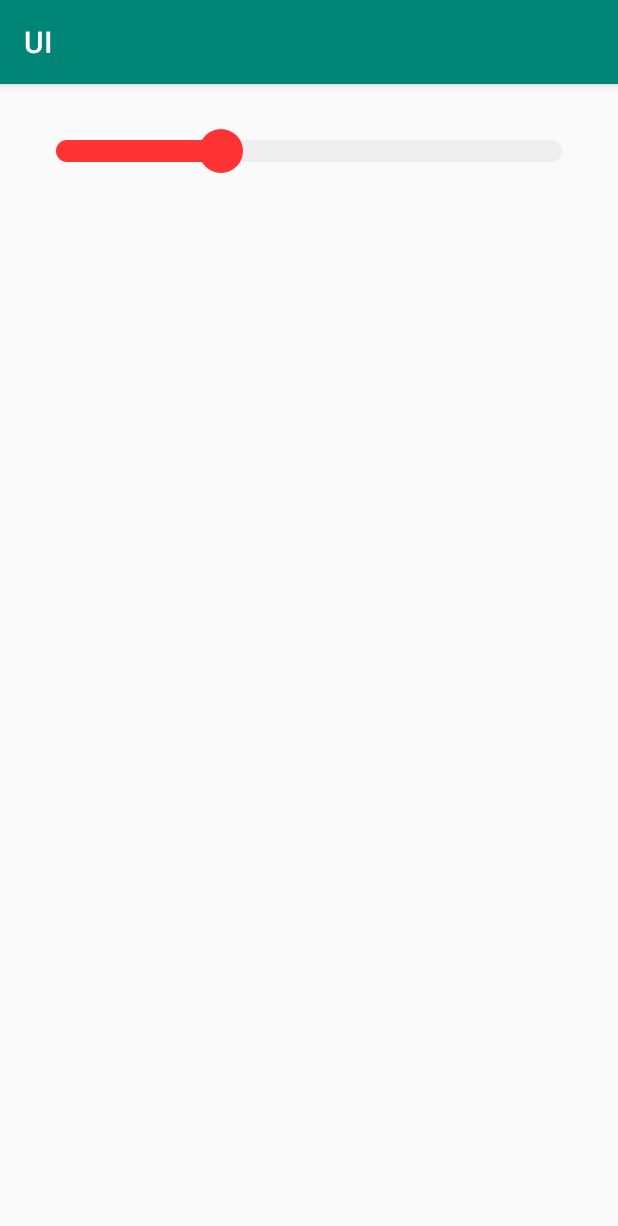
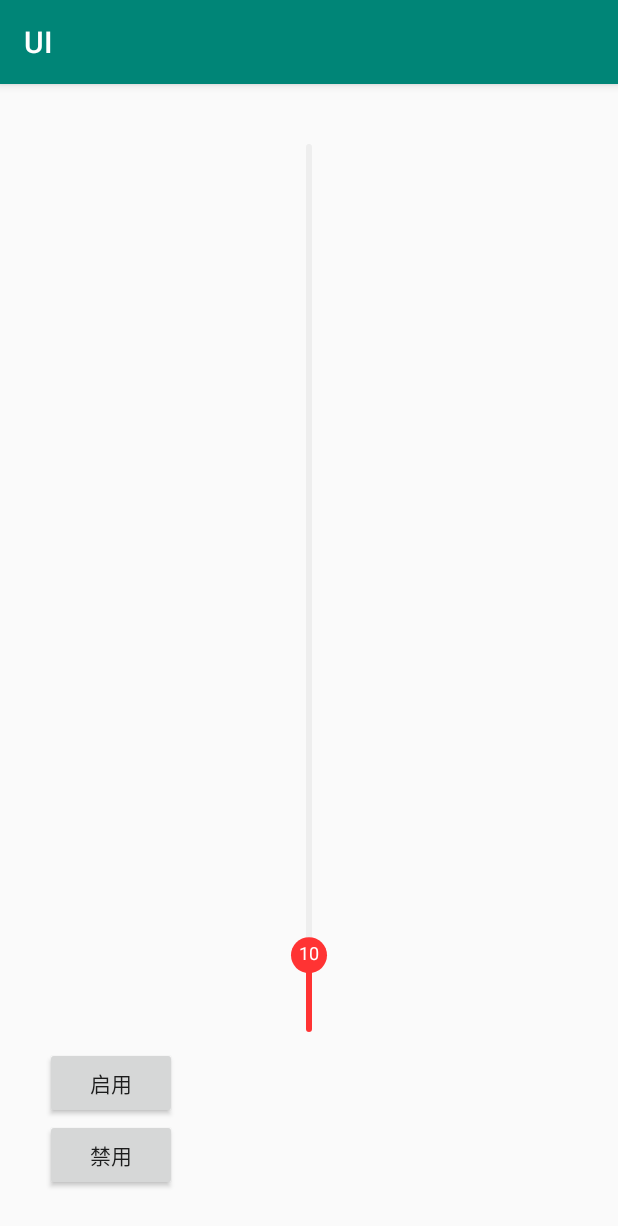
Before and after one commit to lsuXu/UI, an Android app: the screen it shows after launch (MainActivity), on a phone screen of 412 x 824 dp. Shown: the top 1226 px of the screen. Run offline under Robolectric (Android 15) with nearby library versions, the phone set to English and light mode, and no system bars.

Commit message:
进度条添加进度文字显示，修复设置disable无效问题

```diff
--- a/app/src/main/java/ui/xuxp/com/MainActivity.java
+++ b/app/src/main/java/ui/xuxp/com/MainActivity.java
@@ -2,12 +2,35 @@ package ui.xuxp.com;
 
 import android.support.v7.app.AppCompatActivity;
 import android.os.Bundle;
+import android.view.View;
+import android.widget.Button;
+
+import ui.xuxp.com.view.ProgressBarView;
 
 public class MainActivity extends AppCompatActivity {
+
+    private ProgressBarView progressBarView ;
+
+    private Button enable,disable ;
 
     @Override
     protected void onCreate(Bundle savedInstanceState) {
         super.onCreate(savedInstanceState);
         setContentView(R.layout.activity_main);
+        progressBarView = findViewById(R.id.bar);
+        enable = findViewById(R.id.enable);
+        disable = findViewById(R.id.disable);
+        enable.setOnClickListener(new View.OnClickListener() {
+            @Override
+            public void onClick(View v) {
+                progressBarView.setEnabled(true);
+            }
+        });
+        disable.setOnClickListener(new View.OnClickListener() {
+            @Override
+            public void onClick(View v) {
+                progressBarView.setEnabled(false);
+            }
+        });
     }
 }
--- a/app/src/main/java/ui/xuxp/com/view/ProgressBarView.java
+++ b/app/src/main/java/ui/xuxp/com/view/ProgressBarView.java
@@ -17,8 +17,8 @@ public class ProgressBarView extends ProgressBar {
     //方向,0标识水平，1标识垂直
     protected int orientation = 0 ;
 
-    //进度条的高度（线条的粗细）
-    protected int barSize = dp2px(2);
+    //进度条的粗细（线条的粗细）
+    protected int barSize = dp2px(4);
 
     //进度条部分未达到的颜色
     protected int unReachedColor = Color.parseColor("#eeeeee");
@@ -29,14 +29,29 @@ public class ProgressBarView extends ProgressBar {
     //圆的颜色
     protected int circleColor = Color.parseColor("#ff3333");
 
+    //禁用时的颜色
+    private int disableColor = Color.parseColor("#dddddd");
+
+    //字体颜色
+    protected int textColor = Color.WHITE ;
+
     //视图实际的长度（进度条方向），绘制进度条的开始边界/结束边界
     protected float realSize ,drawBorderStart,drawBorderEnd;
 
     //圆的半径
     protected int circleRadius = dp2px(3);
 
-    //画笔
+    //文字大小
+    protected int textSize = sp2px(12);
+
+    //进度条相关画笔
     private Paint mPaint ;
+
+    //文字画笔
+    private Paint textPaint ;
+
+    //是否显示进度
+    private boolean showHint ;
 
     public ProgressBarView(Context context) {
         this(context,null);
@@ -54,10 +69,22 @@ public class ProgressBarView extends ProgressBar {
         reachedColor = ta.getColor(R.styleable.ProgressBarView_bar_reach_color,reachedColor);
         circleColor = ta.getColor(R.styleable.ProgressBarView_bar_circle_color,circleColor);
         circleRadius = (int) ta.getDimension(R.styleable.ProgressBarView_bar_circle_radius,circleRadius);
-        orientation = ta.getInt(R.styleable.ProgressBarView_orientation,orientation);
+        orientation = ta.getInt(R.styleable.ProgressBarView_android_orientation,orientation);
+        showHint = ta.getBoolean(R.styleable.ProgressBarView_bar_show_hint,false);
+        textColor = ta.getColor(R.styleable.ProgressBarView_android_textColor,textColor);
+        textSize = (int) ta.getDimension(R.styleable.ProgressBarView_android_textSize,textSize);
+        disableColor = ta.getColor(R.styleable.ProgressBarView_bar_disable_color,disableColor);
         ta.recycle();
         mPaint = new Paint();
+        mPaint.setStrokeWidth(barSize);
         mPaint.setStrokeCap(Paint.Cap.ROUND);
+        mPaint.setAntiAlias(true);
+        if(showHint){
+            textPaint = new Paint();
+            textPaint.setColor(textColor);
+            textPaint.setTextSize(textSize);
+            circleRadius = Math.max(circleRadius,textSize);
+        }
     }
 
 
@@ -90,7 +117,6 @@ public class ProgressBarView extends ProgressBar {
             //移动画布
             canvas.translate(getPaddingLeft(), getHeight() / 2);
         }else{
-            canvas.rotate(180,getWidth()/2,getHeight()/2);
             canvas.translate(getWidth()/2,getPaddingTop());
         }
         //计算已加载进度在整个控件宽度的占比
@@ -99,47 +125,71 @@ public class ProgressBarView extends ProgressBar {
         float progressSize = radio * realSize;
 
         //绘制未加载进度
-        float start = progressSize < drawBorderStart ? drawBorderStart:progressSize;
-        float end = drawBorderEnd ;
-        if ( end > start) {
-            mPaint.setColor(unReachedColor);
-            mPaint.setStrokeWidth(barSize);
-            mPaint.setStrokeCap(Paint.Cap.ROUND);
-            mPaint.setAntiAlias(true);
-            if(orientation == 0)
+        mPaint.setColor(isEnabled() ? unReachedColor:disableColor);
+        float start,end ;
+        if(orientation == 0){//水平绘制
+            //绘制未加载进度
+            start = progressSize < drawBorderStart ? drawBorderStart:progressSize;
+            end = drawBorderEnd ;
+            if ( end > start) {
                 canvas.drawLine(start, 0, end, 0, mPaint);
-            else
+            }
+        }else{//垂直绘制
+            start = drawBorderStart ;
+            end = realSize - progressSize > drawBorderEnd ? drawBorderEnd:realSize - progressSize;
+            if(start < end)
                 canvas.drawLine(0,start,0,end,mPaint);
         }
 
-        //计算左边进度结束的位置 如果结束的位置小于0就不需要绘制左边的进度
-        start = drawBorderStart ;
-        end = progressSize > drawBorderEnd ? drawBorderEnd : progressSize;
         //绘制已加载进度
-        if (end > start) {
-            mPaint.setColor(reachedColor);
-            mPaint.setStrokeWidth(barSize);
-            mPaint.setStrokeCap(Paint.Cap.ROUND);
-            mPaint.setAntiAlias(true);
-            if(orientation == 0)
+        mPaint.setColor(isEnabled()?reachedColor:disableColor);
+        if(orientation == 0){
+            start = drawBorderStart ;
+            end = progressSize > drawBorderEnd ? drawBorderEnd : progressSize;
+            if(end > start){//水平绘制
                 canvas.drawLine(start, 0, end, 0, mPaint);
-            else
+            }
+        }else{
+            end = realSize - progressSize < drawBorderStart ? drawBorderStart : realSize - progressSize;
+            start = drawBorderEnd ;
+            if(start> end)//垂直绘制
                 canvas.drawLine(0,start,0,end,mPaint);
         }
 
+
         //绘制圆
-        mPaint.setColor(circleColor);
+        mPaint.setColor(isEnabled()?circleColor:disableColor);
 
         float centerOffset = progressSize;
-        if(centerOffset <circleRadius){
+        if(centerOffset <drawBorderStart){
             centerOffset = circleRadius ;
-        }else if(centerOffset > realSize - circleRadius){
-            centerOffset = realSize - circleRadius ;
+        }else if(centerOffset > drawBorderEnd){
+            centerOffset = drawBorderEnd ;
         }
-        if(orientation == 0)
-            canvas.drawCircle(centerOffset,0,circleRadius,mPaint);
-        else
-            canvas.drawCircle(0,centerOffset,circleRadius,mPaint);
+        //获取进度，随后绘制
+        String progress = String.valueOf(getProgress());
+        if(orientation == 0) {
+            canvas.drawCircle(centerOffset, 0, circleRadius, mPaint);
+            if(showHint){
+                //测量待绘制的文本的宽度
+                int textWidth = (int) textPaint.measureText(progress);
+                int textHeight = (int) (textPaint.descent() - textPaint.ascent());
+                //绘制进度文本
+                canvas.drawText(progress,centerOffset - textWidth/2,circleRadius - textHeight/2,textPaint);
+            }
+        }else {
+            centerOffset = realSize -centerOffset;
+            canvas.drawCircle(0,  centerOffset, circleRadius, mPaint);
+            if(showHint){
+                //测量待绘制的文本的宽度
+                int textWidth = (int) textPaint.measureText(progress);
+                int textHeight = (int) (textPaint.descent() - textPaint.ascent());
+                //绘制进度文本
+                canvas.drawText(progress,- textWidth/2,centerOffset + textHeight/4,textPaint);
+
+            }
+        }
+
         //重置画布
         canvas.restore();
 
@@ -177,6 +227,12 @@ public class ProgressBarView extends ProgressBar {
 
     @Override
     public boolean onTouchEvent(MotionEvent event) {
+
+        //若视图不可用，不处理触摸事件
+        if(!isEnabled()){
+            return false;
+        }
+
         switch(event.getAction()){
             case MotionEvent.ACTION_MOVE:
             case MotionEvent.ACTION_UP:
@@ -188,8 +244,8 @@ public class ProgressBarView extends ProgressBar {
                     p = Math.round((offset/realSize)*getMax());
 
                 }else{
-                    offset = event.getY();
-                    p = Math.round((1 - offset/realSize)*getMax());
+                    offset = realSize - event.getY();
+                    p = Math.round((offset/realSize)*getMax());
                 }
                 //若进度没有发生变化，不更新视图
                 if(getProgress() == p){
@@ -198,7 +254,6 @@ public class ProgressBarView extends ProgressBar {
                 setProgress(p);
                 break;
         }
-        invalidate();
         return true;
     }
 
--- a/app/src/main/res/layout/activity_main.xml
+++ b/app/src/main/res/layout/activity_main.xml
@@ -5,15 +5,29 @@
     android:layout_width="match_parent"
     android:layout_height="match_parent"
     android:padding="30dp"
+    android:orientation="vertical"
     tools:context=".MainActivity">
 
     <ui.xuxp.com.view.ProgressBarView
+        android:id="@+id/bar"
         android:layout_width="match_parent"
-        android:layout_height="wrap_content"
-        app:orientation="horizontal"
-        app:bar_size="15dp"
-        app:bar_circle_radius="15dp"
-        android:max="30"
+        android:layout_height="0dp"
+        android:layout_weight="1"
+        android:orientation="vertical"
+        app:bar_show_hint="true"
+        android:max="100"
         android:progress="10"/>
 
+    <Button
+        android:id="@+id/enable"
+        android:text="启用"
+        android:layout_width="wrap_content"
+        android:layout_height="wrap_content" />
+
+    <Button
+        android:id="@+id/disable"
+        android:text="禁用"
+        android:layout_width="wrap_content"
+        android:layout_height="wrap_content" />
+
 </LinearLayout>
```
Also changed, not shown: app/src/main/res/values/attrs.xml (+12 -4 lines).
